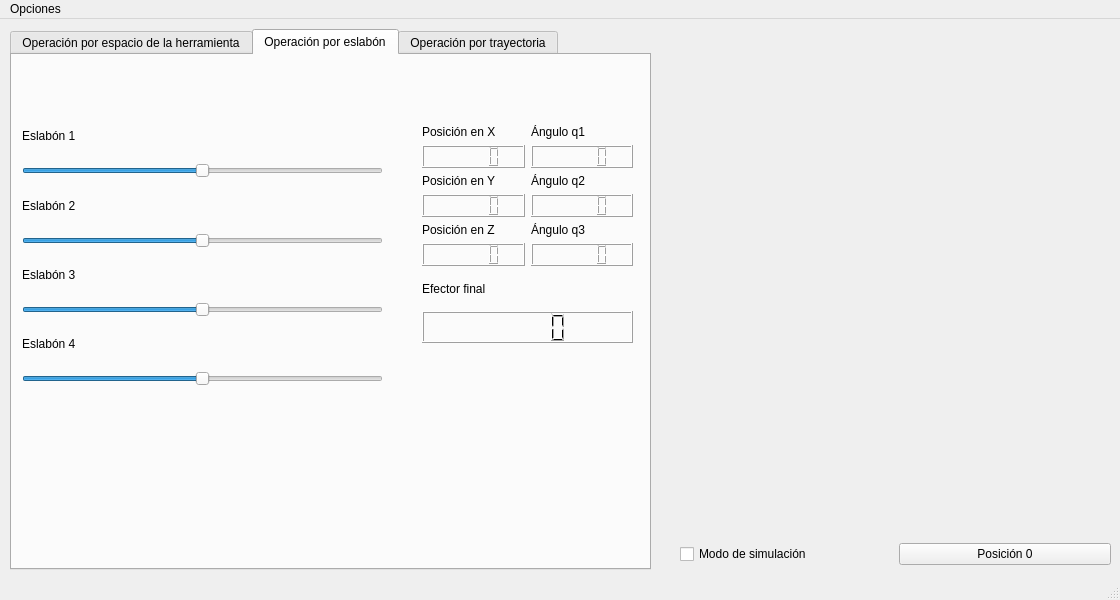
Above: TT_RAA/mainwindow.ui from SrgtPepper/TT_RAA before the change. Below: the same form after it.
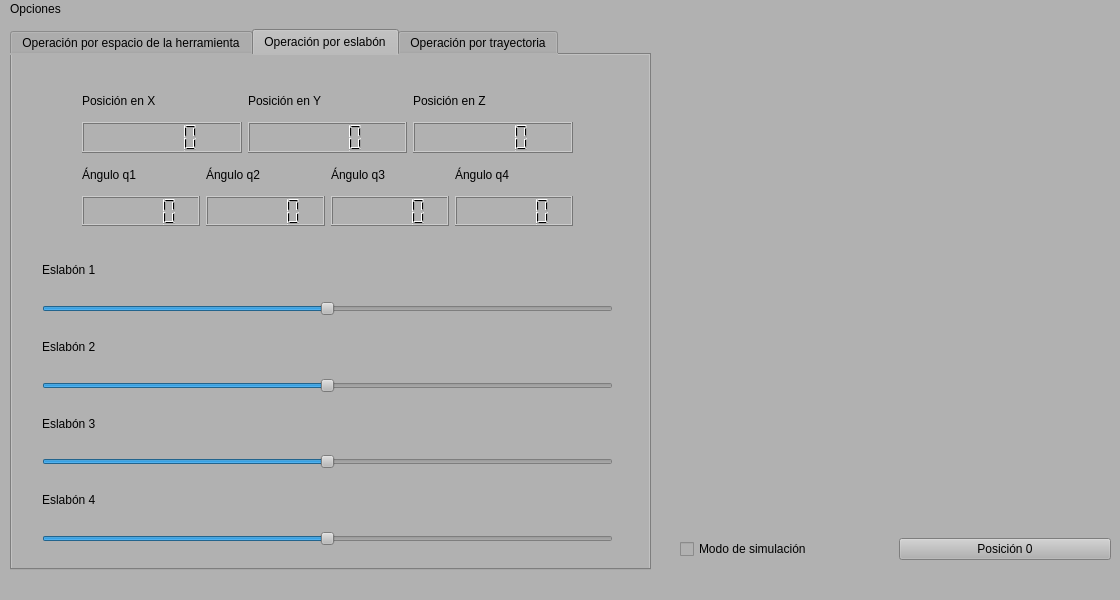
That is the form after the change. The open tabs and pages were chosen to show the change.

Commit message:
Reacomodo de HMI
Se cambió el color del fondo y la disposición de los elementos de la pestaña del modo de operación por eslabones

```diff
--- a/TT_RAA/mainwindow.ui
+++ b/TT_RAA/mainwindow.ui
@@ -31,6 +31,9 @@
   <property name="windowTitle">
    <string>MainWindow</string>
   </property>
+  <property name="styleSheet">
+   <string notr="true">background-color: rgb(177, 177, 177);</string>
+  </property>
   <widget class="QWidget" name="centralwidget">
    <widget class="QTabWidget" name="tabWidget">
     <property name="enabled">
@@ -56,6 +59,9 @@
       <height>600</height>
      </size>
     </property>
+    <property name="styleSheet">
+     <string notr="true">color: rgb(0, 0, 0);</string>
+    </property>
     <property name="currentIndex">
      <number>0</number>
     </property>
@@ -214,20 +220,25 @@
      <attribute name="title">
       <string>Operación por eslabón</string>
      </attribute>
-     <widget class="QWidget" name="layoutWidget">
+     <widget class="QWidget" name="verticalLayoutWidget">
       <property name="geometry">
        <rect>
-        <x>10</x>
-        <y>60</y>
-        <width>361</width>
-        <height>271</height>
+        <x>30</x>
+        <y>190</y>
+        <width>571</width>
+        <height>301</height>
        </rect>
       </property>
-      <layout class="QVBoxLayout" name="verticalLayout_5">
+      <layout class="QVBoxLayout" name="verticalLayout_6">
+       <item>
+        <layout class="QHBoxLayout" name="horizontalLayout_3">
        <item>
         <layout class="QVBoxLayout" name="verticalLayout">
          <item>
           <widget class="QLabel" name="label">
+             <property name="styleSheet">
+              <string notr="true">color: rgb(0, 0, 0);</string>
+             </property>
            <property name="text">
             <string>Eslabón 1</string>
            </property>
@@ -251,10 +262,17 @@
          </item>
         </layout>
        </item>
+        </layout>
+       </item>
+       <item>
+        <layout class="QHBoxLayout" name="horizontalLayout_4">
        <item>
         <layout class="QVBoxLayout" name="verticalLayout_2">
          <item>
           <widget class="QLabel" name="label_3">
+             <property name="styleSheet">
+              <string notr="true">color: rgb(0, 0, 0);</string>
+             </property>
            <property name="text">
             <string>Eslabón 2</string>
            </property>
@@ -275,10 +293,17 @@
          </item>
         </layout>
        </item>
+        </layout>
+       </item>
+       <item>
+        <layout class="QHBoxLayout" name="horizontalLayout_5">
        <item>
         <layout class="QVBoxLayout" name="verticalLayout_3">
          <item>
           <widget class="QLabel" name="label_2">
+             <property name="styleSheet">
+              <string notr="true">color: rgb(0, 0, 0);</string>
+             </property>
            <property name="text">
             <string>Eslabón 3</string>
            </property>
@@ -299,10 +324,17 @@
          </item>
         </layout>
        </item>
+        </layout>
+       </item>
+       <item>
+        <layout class="QHBoxLayout" name="horizontalLayout_2">
        <item>
         <layout class="QVBoxLayout" name="verticalLayout_4">
          <item>
           <widget class="QLabel" name="label_4">
+             <property name="styleSheet">
+              <string notr="true">color: rgb(0, 0, 0);</string>
+             </property>
            <property name="text">
             <string>Eslabón 4</string>
            </property>
@@ -324,37 +356,28 @@
         </layout>
        </item>
       </layout>
+       </item>
+      </layout>
      </widget>
-     <widget class="QWidget" name="layoutWidget">
+     <widget class="QWidget" name="gridLayoutWidget">
       <property name="geometry">
        <rect>
-        <x>410</x>
-        <y>70</y>
-        <width>211</width>
-        <height>218</height>
+        <x>70</x>
+        <y>30</y>
+        <width>491</width>
+        <height>141</height>
        </rect>
       </property>
-      <layout class="QVBoxLayout" name="verticalLayout_16">
-       <item>
         <layout class="QGridLayout" name="gridLayout_4">
-         <item row="0" column="0">
-          <layout class="QVBoxLayout" name="verticalLayout_9">
+       <item row="1" column="0">
+        <layout class="QHBoxLayout" name="horizontalLayout_7">
            <item>
-            <widget class="QLabel" name="label_9">
-             <property name="text">
-              <string>Posición en X</string>
+          <layout class="QVBoxLayout" name="verticalLayout_26">
+           <item>
+            <widget class="QLabel" name="label_21">
+             <property name="styleSheet">
+              <string notr="true">color: rgb(0, 0, 0);</string>
              </property>
-            </widget>
-           </item>
-           <item>
-            <widget class="QLCDNumber" name="lcdNumber_4"/>
-           </item>
-          </layout>
-         </item>
-         <item row="0" column="1">
-          <layout class="QVBoxLayout" name="verticalLayout_13">
-           <item>
-            <widget class="QLabel" name="label_13">
              <property name="text">
               <string>Ángulo q1</string>
              </property>
@@ -365,24 +388,13 @@
            </item>
           </layout>
          </item>
-         <item row="1" column="0">
-          <layout class="QVBoxLayout" name="verticalLayout_8">
            <item>
-            <widget class="QLabel" name="label_10">
-             <property name="text">
-              <string>Posición en Y</string>
+          <layout class="QVBoxLayout" name="verticalLayout_29">
+           <item>
+            <widget class="QLabel" name="label_25">
+             <property name="styleSheet">
+              <string notr="true">color: rgb(0, 0, 0);</string>
              </property>
-            </widget>
-           </item>
-           <item>
-            <widget class="QLCDNumber" name="lcdNumber_5"/>
-           </item>
-          </layout>
-         </item>
-         <item row="1" column="1">
-          <layout class="QVBoxLayout" name="verticalLayout_14">
-           <item>
-            <widget class="QLabel" name="label_14">
              <property name="text">
               <string>Ángulo q2</string>
              </property>
@@ -393,42 +405,39 @@
            </item>
           </layout>
          </item>
-         <item row="2" column="0">
-          <layout class="QVBoxLayout" name="verticalLayout_7">
            <item>
-            <widget class="QLabel" name="label_11">
-             <property name="text">
-              <string>Posición en Z</string>
-             </property>
-            </widget>
-           </item>
+          <layout class="QVBoxLayout" name="verticalLayout_31">
            <item>
-            <widget class="QLCDNumber" name="lcdNumber_6"/>
-           </item>
-          </layout>
-         </item>
-         <item row="2" column="1">
-          <layout class="QVBoxLayout" name="verticalLayout_15">
-           <item>
-            <widget class="QLabel" name="label_15">
+            <widget class="QLabel" name="label_27">
+             <property name="layoutDirection">
+              <enum>Qt::LeftToRight</enum>
+             </property>
+             <property name="styleSheet">
+              <string notr="true">color: rgb(0, 0, 0);</string>
+             </property>
              <property name="text">
               <string>Ángulo q3</string>
              </property>
             </widget>
            </item>
            <item>
-            <widget class="QLCDNumber" name="lcdNumber_10"/>
+            <widget class="QLCDNumber" name="lcdNumber_10">
+             <property name="layoutDirection">
+              <enum>Qt::LeftToRight</enum>
+             </property>
+            </widget>
            </item>
           </layout>
          </item>
-        </layout>
-       </item>
        <item>
-        <layout class="QVBoxLayout" name="verticalLayout_6">
+          <layout class="QVBoxLayout" name="verticalLayout_5">
          <item>
-          <widget class="QLabel" name="label_12">
+            <widget class="QLabel" name="label_28">
+             <property name="styleSheet">
+              <string notr="true">color: rgb(0, 0, 0);</string>
+             </property>
            <property name="text">
-            <string>Efector final</string>
+              <string>Ángulo q4</string>
            </property>
           </widget>
          </item>
@@ -438,6 +447,70 @@
         </layout>
        </item>
       </layout>
+       </item>
+       <item row="0" column="0">
+        <layout class="QHBoxLayout" name="horizontalLayout_6">
+         <item>
+          <layout class="QVBoxLayout" name="verticalLayout_23">
+           <item>
+            <widget class="QLabel" name="label_20">
+             <property name="styleSheet">
+              <string notr="true">color: rgb(0, 0, 0);</string>
+             </property>
+             <property name="text">
+              <string>Posición en X</string>
+             </property>
+            </widget>
+           </item>
+           <item>
+            <widget class="QLCDNumber" name="lcdNumber_4"/>
+           </item>
+          </layout>
+         </item>
+         <item>
+          <layout class="QVBoxLayout" name="verticalLayout_25">
+           <item>
+            <widget class="QLabel" name="label_22">
+             <property name="styleSheet">
+              <string notr="true">color: rgb(0, 0, 0);</string>
+             </property>
+             <property name="text">
+              <string>Posición en Y</string>
+             </property>
+            </widget>
+           </item>
+           <item>
+            <widget class="QLCDNumber" name="lcdNumber_5"/>
+           </item>
+          </layout>
+         </item>
+         <item>
+          <layout class="QVBoxLayout" name="verticalLayout_27">
+           <item>
+            <widget class="QLabel" name="label_24">
+             <property name="layoutDirection">
+              <enum>Qt::LeftToRight</enum>
+             </property>
+             <property name="styleSheet">
+              <string notr="true">color: rgb(0, 0, 0);</string>
+             </property>
+             <property name="text">
+              <string>Posición en Z</string>
+             </property>
+            </widget>
+           </item>
+           <item>
+            <widget class="QLCDNumber" name="lcdNumber_6">
+             <property name="layoutDirection">
+              <enum>Qt::LeftToRight</enum>
+             </property>
+            </widget>
+           </item>
+          </layout>
+         </item>
+        </layout>
+       </item>
+      </layout>
      </widget>
     </widget>
     <widget class="QWidget" name="tab_2">
@@ -514,14 +587,17 @@
     <property name="geometry">
      <rect>
       <x>680</x>
-      <y>520</y>
+      <y>510</y>
       <width>431</width>
-      <height>31</height>
+      <height>41</height>
      </rect>
     </property>
     <layout class="QHBoxLayout" name="horizontalLayout">
      <item>
       <widget class="QCheckBox" name="checkBox">
+       <property name="styleSheet">
+        <string notr="true">color: rgb(0, 0, 0);</string>
+       </property>
        <property name="text">
         <string>Modo de simulación</string>
        </property>
@@ -529,6 +605,9 @@
      </item>
      <item>
       <widget class="QPushButton" name="pushButton_7">
+       <property name="styleSheet">
+        <string notr="true">color: rgb(0, 0, 0);</string>
+       </property>
        <property name="text">
         <string>Posición 0</string>
        </property>
@@ -546,6 +625,9 @@
      <height>23</height>
     </rect>
    </property>
+   <property name="styleSheet">
+    <string notr="true">color: rgb(0, 0, 0);</string>
+   </property>
    <widget class="QMenu" name="menuOpciones">
     <property name="geometry">
      <rect>
@@ -563,7 +645,11 @@
    </widget>
    <addaction name="menuOpciones"/>
   </widget>
-  <widget class="QStatusBar" name="statusbar"/>
+  <widget class="QStatusBar" name="statusbar">
+   <property name="styleSheet">
+    <string notr="true">color: rgb(0, 0, 0);</string>
+   </property>
+  </widget>
   <action name="actionConfiguracion_de_paso">
    <property name="text">
     <string>Configuracion</string>
```
Left out of the diff: 59 changed lines with no effect on the pictures. Lines whose indentation alone changed are shown as unchanged. The commit also changes 1 other file.
